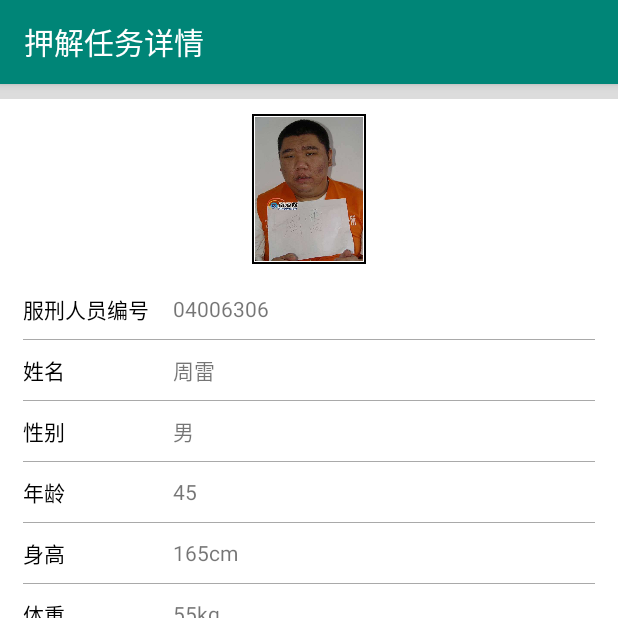
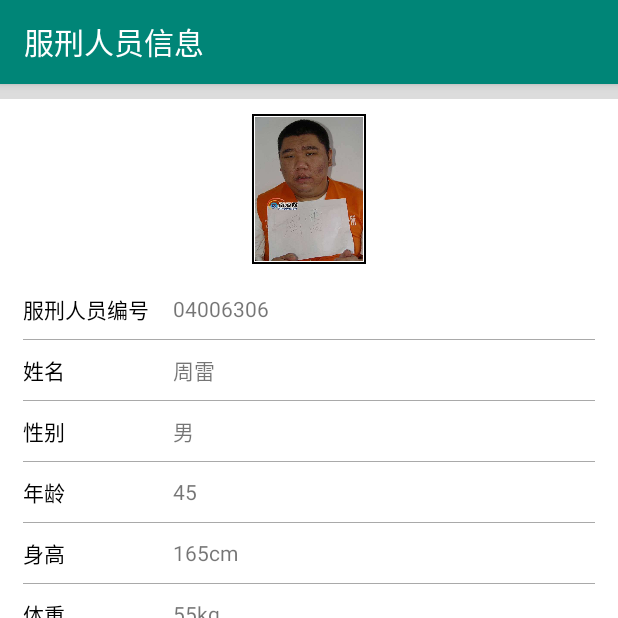
Before and after one commit to realjojo/EdgeComputingApp, an Android app: the PrisonerActivity screen opened directly, with no data from a screen before it, on a phone screen of 412 x 824 dp, the top half of it. Run offline under Robolectric (Android 15) with nearby library versions, the phone set to English and light mode, and no system bars; libraries missing offline, so code that uses them is left out: com.alibaba.fastjson.

Commit message:
12.23 修改服刑人员信息界面

```diff
--- a/app/src/main/java/com/edgecomputing/activity/PrisonerActivity.java
+++ b/app/src/main/java/com/edgecomputing/activity/PrisonerActivity.java
@@ -36,7 +36,7 @@ public class PrisonerActivity extends AppCompatActivity {
         Log.i(TAG, "onCreate(PrisonerActivity)");
         setContentView(R.layout.activity_prisoner);
         ActionBar actionBar = getSupportActionBar();
-        actionBar.setTitle("押解任务详情");
+        actionBar.setTitle("服刑人员信息");
         init();
     }
 
```
